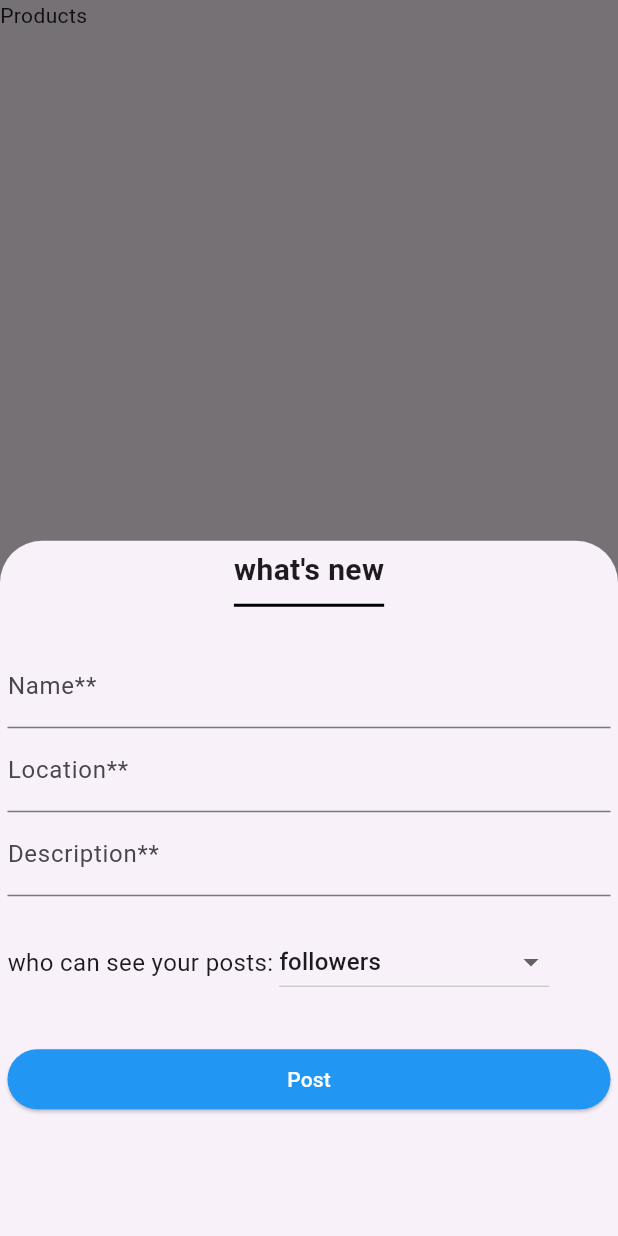
After one commit to Fizahere/mini_project_flutter, a Flutter app: the Product screen opened directly, after a tap on the "add" icon, on a phone screen of 412 x 824 dp. The commit adds this screen. Run offline on Flutter 3.47's test engine with Material 3 defaults, Android fonts, the phone set to English and light mode, and no system bars; our stand-ins replace cloud_firestore, firebase_auth, firebase_core, google_sign_in; missing offline and left inert: dart:js; accounts and stored records are empty; network calls fail.

Commit message:
[Thursday]

```diff
--- /dev/null
+++ b/lib/Pages/Product.dart
@@ -0,0 +1,153 @@
+import 'package:cloud_firestore/cloud_firestore.dart';
+import 'package:flutter/material.dart';
+import 'package:uuid/uuid.dart';
+
+class Product extends StatefulWidget {
+  const Product({super.key});
+
+  @override
+  State<Product> createState() => _ProductState();
+}
+
+class _ProductState extends State<Product> {
+
+  final TextEditingController name=TextEditingController();
+  final TextEditingController location=TextEditingController();
+  final TextEditingController description=TextEditingController();
+  // TextEditingController viewer=TextEditingController();
+  List viewers=['followers','everyone','the people you follow'];
+  dynamic defaulVal='followers';
+
+  // void addProduct()async{
+  //   String postId=Uuid().v1();
+  //   try{
+  //     await FirebaseFirestore.instance.collection('Posts').add(
+  //       {
+  //         // 'PostID':postId,
+  //         'Name': name.text,
+  //         'Description': description.text,
+  //         'Location': location.text,
+  //         'Viewers':defaulVal,
+  //       }
+  //     );
+  //     Navigator.pop(context);
+  //     ScaffoldMessenger.of(context).showSnackBar(SnackBar(content: Text('Post added')));
+  //   }
+  //   catch(e){
+  //     ScaffoldMessenger.of(context).showSnackBar(SnackBar(content: Text(e.toString())));
+  //   }
+  //
+  // }
+
+  void addProduct()async{
+    String PostID = Uuid().v1();
+    try{
+      await FirebaseFirestore.instance.collection("Product").doc(PostID).set({
+        "PostID" : PostID,
+        "Name" : name.text,
+        "Description" : description.text,
+        "Location" : location.text,
+        "Viewers" : defaulVal
+      });
+      Navigator.pop(context); // Bottom Sheet
+      ScaffoldMessenger.of(context).showSnackBar(SnackBar(content: Text("Product Added"))); // stf
+    } catch(e){
+      ScaffoldMessenger.of(context).showSnackBar(SnackBar(content: Text(e.toString())));
+    }
+  }
+
+  @override
+  Widget build(BuildContext context) {
+    return Scaffold(
+
+      body: Container(child: Text('Products'),),
+
+      floatingActionButton: FloatingActionButton(onPressed: (){
+        showModalBottomSheet(
+            elevation: 0,
+            context: context, builder: (context){
+              return StatefulBuilder(builder: (context,setState){
+    return Padding(
+      padding: const EdgeInsets.all(5),
+      child: Container(
+        child: Column(
+          children: [
+            Container(
+              padding: EdgeInsets.only(bottom: 8.0),
+              decoration: BoxDecoration(
+                border: Border(
+                  bottom: BorderSide(
+                    color: Colors.black,
+                    width: 2.0,
+                  ),
+                ),
+              ),
+              child: Text(
+                "what's new",
+                style: TextStyle(
+                  fontSize: 20,
+                  fontWeight: FontWeight.bold,
+                ),
+                textAlign: TextAlign.left,
+              ),
+            ),
+            SizedBox(height: 25,),
+            TextFormField(
+              controller:name,
+              decoration: InputDecoration(label: Text('Name**')),
+            ),
+            TextFormField(
+              controller:location,
+              decoration: InputDecoration(label: Text('Location**')),
+            ),
+            TextFormField(
+                controller: description,
+              decoration: InputDecoration(label: Text('Description**')),
+            ),
+            SizedBox(height: 20,),
+            Row(
+              children: [
+                Text('who can see your posts:',
+                    style:TextStyle(
+                      fontSize: 16
+                    )),
+                SizedBox(width: 4,),
+                DropdownButton(
+                    value: defaulVal,
+                    items: viewers.map((value) {
+                  return DropdownMenuItem(
+                      child: new Text(value),
+                  value: value,
+                  );
+                }).toList(), onChanged: (val){
+                setState((){
+                  defaulVal=val;
+                });
+                // debugPrint(defaulVal);
+                }),
+              ],
+            ),
+            SizedBox(height: 30,),
+            ElevatedButton(
+              onPressed: () {
+              addProduct();
+                // print('posted');
+            },child: Center(
+            child: Text(
+            'Post',
+              style: TextStyle(color: Colors.white),
+            ),
+    ),
+                style: ButtonStyle(
+                backgroundColor: MaterialStateProperty.all<Color>(Colors.blue),
+                ),)
+          ],
+        ),
+      ),
+    );
+              });
+        });
+      },child: Icon(Icons.add),),
+    );
+  }
+}
--- a/lib/Profile.dart
+++ b/lib/Pages/Profile.dart
@@ -2,7 +2,7 @@ import 'package:flutter/cupertino.dart';
 import 'package:flutter/material.dart';
 import 'package:flutter/widgets.dart';
 
-import 'Grid.dart';
+import '../components/Grid.dart';
 
 class Profile extends StatefulWidget {
   const Profile({super.key});
--- a/pubspec.yaml
+++ b/pubspec.yaml
@@ -38,6 +38,9 @@ dependencies:
   firebase_core: ^2.30.1
   firebase_auth: ^4.19.4
   google_sign_in: ^5.2.1
+  stylish_bottom_bar: ^1.1.0
+  uuid: ^4.4.0
+  cloud_firestore: ^4.17.3
 
 
 dev_dependencies:
```
Also changed, not shown: lib/GoogleSigninService.dart (deleted, +0 -48 lines), lib/Pages/Form.dart (renamed from lib/Form.dart, +3 -26 lines), lib/Services/GoogleSigninService.dart (added, +29 -0 lines), lib/components/buttons.dart (added, +34 -0 lines), lib/main.dart (+4 -52 lines), lib/components/Grid.dart (renamed from lib/Grid.dart), pubspec.lock, 3 other files.
